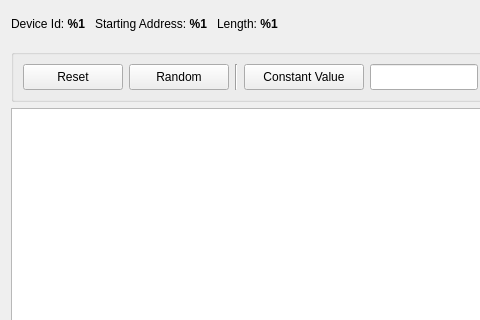
The window that src/dialogs/dialogforcemultipleregisters.ui (sanny32/OpenModSim) describes before a commit, drawn with Qt 5; both pictures show x 0 to 480 and y 0 to 320 of the 1075 by 431 pixel window.
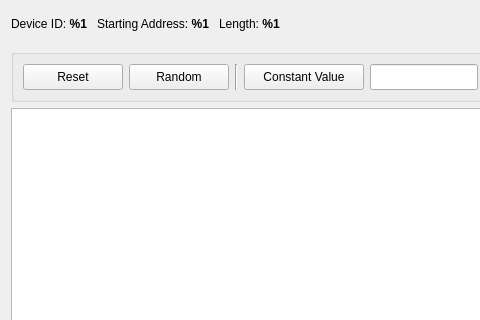
The same window after the commit. Icons and pictures are not drawn. Custom widgets are drawn as their Qt base class.

Commit message: Enhance MainStatusBar to display normalized device IDs and update UI text for consistency

```diff
--- a/src/dialogs/dialogforcemultipleregisters.ui
+++ b/src/dialogs/dialogforcemultipleregisters.ui
@@ -30,7 +30,7 @@
        <item>
         <widget class="QLabel" name="labelSlaveDevice">
          <property name="text">
-          <string>&lt;html&gt;&lt;head/&gt;&lt;body&gt;&lt;p&gt;Device Id: &lt;span style=" font-weight:700;"&gt;%1&lt;/span&gt;&lt;/p&gt;&lt;/body&gt;&lt;/html&gt;</string>
+          <string>&lt;html&gt;&lt;head/&gt;&lt;body&gt;&lt;p&gt;Device ID: &lt;span style=" font-weight:700;"&gt;%1&lt;/span&gt;&lt;/p&gt;&lt;/body&gt;&lt;/html&gt;</string>
          </property>
         </widget>
        </item>
```
The commit also changes 13 other files.
